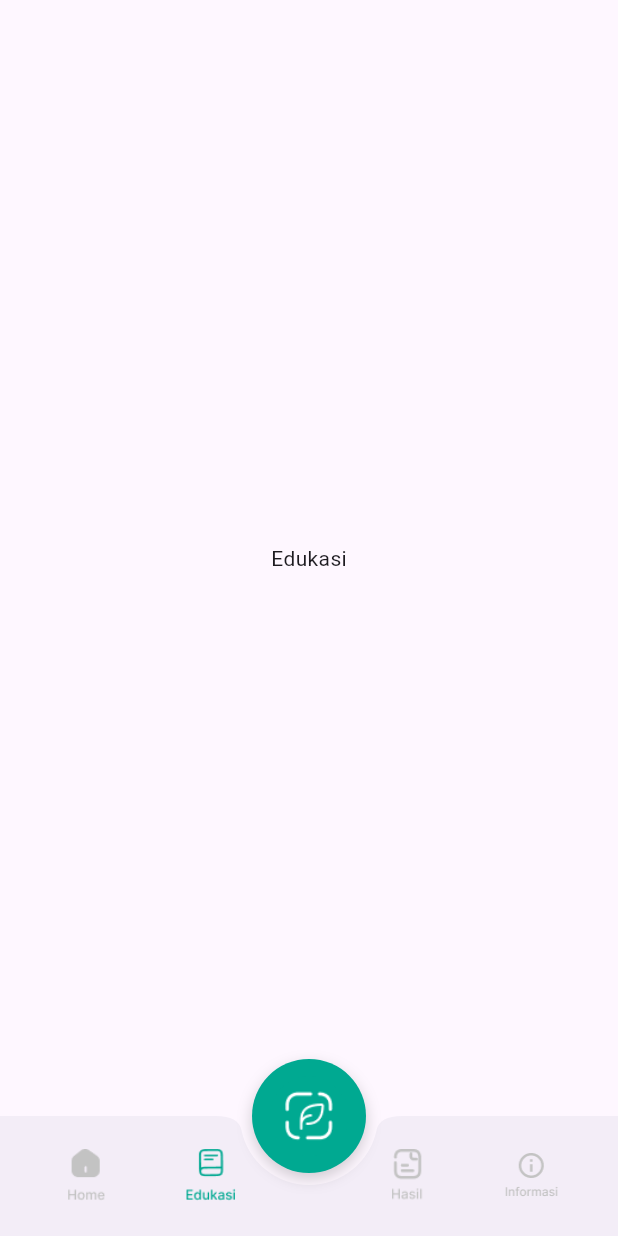
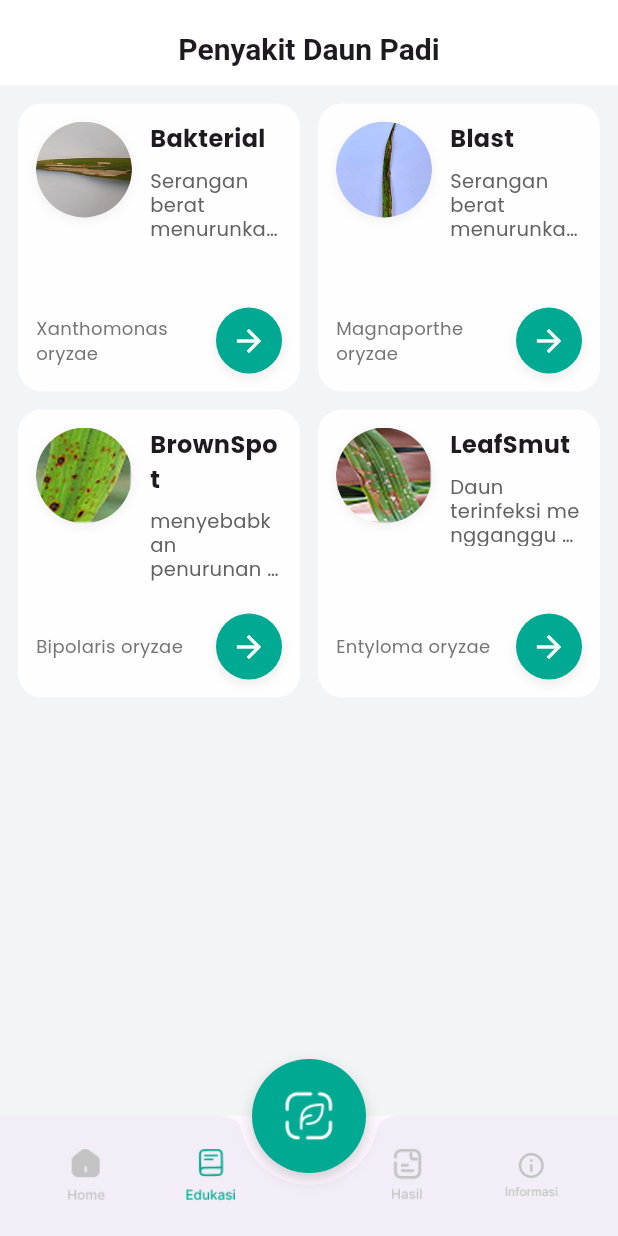
Before and after one commit to rakanatha2004/riceleafanalyzer, a Flutter app: the screen it shows after launch, item 2 of the bottom bar chosen, on a phone screen of 412 x 824 dp. Run offline on Flutter 3.47's test engine with Material 3 defaults, Android fonts, the phone set to English and light mode, and no system bars; our stand-ins replace google_fonts.

Commit message:
Baru: edukasi

```diff
--- /dev/null
+++ b/lib/pages/edukasi.dart
@@ -0,0 +1,257 @@
+import 'package:flutter/material.dart';
+import 'package:google_fonts/google_fonts.dart';
+
+class EdukasiPage extends StatefulWidget {
+  const EdukasiPage({Key? key}) : super(key: key);
+
+  @override
+  State<EdukasiPage> createState() => _EdukasiPageState();
+}
+
+class _EdukasiPageState extends State<EdukasiPage> {
+  final List<_DiseaseInfo> items = const [
+    _DiseaseInfo(
+      title: 'Bakterial',
+      description: 'Serangan berat menurunkan hasil panen signifikan.',
+      scientific: 'Xanthomonas oryzae',
+      image: 'assets/images/bakterial.png',
+    ),
+    _DiseaseInfo(
+      title: 'Blast',
+      description: 'Serangan berat menurunkan hasil panen hingga 50%.',
+      scientific: 'Magnaporthe oryzae',
+      image: 'assets/images/blast.png',
+    ),
+    _DiseaseInfo(
+      title: 'BrownSpot',
+      description: 'menyebabkan penurunan efisiensi penyerapan nutrisi.',
+      scientific: 'Bipolaris oryzae',
+      image: 'assets/images/brownspot.png',
+    ),
+    _DiseaseInfo(
+      title: 'LeafSmut',
+      description: 'Daun terinfeksi mengganggu proses fotosintesis.',
+      scientific: 'Entyloma oryzae',
+      image: 'assets/images/leafsmut.png',
+    ),
+  ];
+
+  @override
+  Widget build(BuildContext context) {
+    final bg = Colors.white;
+
+    return Scaffold(
+      backgroundColor: bg,
+      body: SafeArea(
+        child: Column(
+          children: [
+            const SizedBox(height: 20),
+            Center(
+              child: Text(
+                'Penyakit Daun Padi',
+                style: Theme.of(context).textTheme.titleLarge?.copyWith(
+                  fontWeight: FontWeight.bold,
+                  fontSize: 20,
+                ),
+              ),
+            ),
+            const SizedBox(height: 12),
+            // area behind cards (light grey) to match design
+            Expanded(
+              child: Container(
+                color: const Color(0xFFF2F4F6),
+                padding: const EdgeInsets.symmetric(
+                  horizontal: 12.0,
+                  vertical: 12.0,
+                ),
+                child: GridView.builder(
+                  gridDelegate: SliverGridDelegateWithFixedCrossAxisCount(
+                    crossAxisCount: 2,
+                    crossAxisSpacing: 12,
+                    mainAxisSpacing: 12,
+                    mainAxisExtent: 192.0,
+                    childAspectRatio: 172.0 / 192.0,
+                  ),
+                  itemCount: items.length,
+                  itemBuilder: (context, i) {
+                    final it = items[i];
+                    return _InfoCard(
+                      title: it.title,
+                      description: it.description,
+                      scientific: it.scientific,
+                      image: it.image,
+                      onPressed: () {
+                        // placeholder: show details
+                        showDialog(
+                          context: context,
+                          builder: (_) => AlertDialog(
+                            title: Text(
+                              it.title,
+                              style: GoogleFonts.poppins(
+                                fontWeight: FontWeight.w700,
+                              ),
+                            ),
+                            content: Text(
+                              it.description,
+                              style: GoogleFonts.poppins(),
+                            ),
+                          ),
+                        );
+                      },
+                    );
+                  },
+                ),
+              ),
+            ),
+          ],
+        ),
+      ),
+      // Bottom navigation and center scan are provided by the parent `HomePage`.
+    );
+  }
+}
+
+class _DiseaseInfo {
+  final String title;
+  final String description;
+  final String scientific;
+  final String image;
+
+  const _DiseaseInfo({
+    required this.title,
+    required this.description,
+    required this.scientific,
+    required this.image,
+  });
+}
+
+class _InfoCard extends StatelessWidget {
+  final String title;
+  final String description;
+  final String scientific;
+  final String image;
+  final VoidCallback onPressed;
+
+  const _InfoCard({
+    Key? key,
+    required this.title,
+    required this.description,
+    required this.scientific,
+    required this.image,
+    required this.onPressed,
+  }) : super(key: key);
+
+  @override
+  Widget build(BuildContext context) {
+    final cardColor = const Color.fromRGBO(255, 255, 255, 0.9);
+    final accent = const Color(0xFF00A991);
+
+    return SizedBox(
+      width: 172,
+      height: 192,
+      child: Container(
+        decoration: BoxDecoration(
+          color: cardColor,
+          borderRadius: BorderRadius.circular(16),
+        ),
+        padding: const EdgeInsets.all(12),
+        child: Column(
+          crossAxisAlignment: CrossAxisAlignment.start,
+          children: [
+            Row(
+              crossAxisAlignment: CrossAxisAlignment.start,
+              children: [
+                // circular image from assets
+                Container(
+                  width: 64,
+                  height: 64,
+                  decoration: BoxDecoration(
+                    shape: BoxShape.circle,
+                    boxShadow: [
+                      BoxShadow(
+                        color: Colors.black.withOpacity(0.06),
+                        blurRadius: 6,
+                        offset: const Offset(0, 2),
+                      ),
+                    ],
+                  ),
+                  child: ClipOval(
+                    child: Image.asset(
+                      image,
+                      fit: BoxFit.cover,
+                      errorBuilder: (ctx, err, st) => Container(
+                        color: Colors.grey.shade200,
+                        child: const Center(
+                          child: Icon(Icons.image, color: Colors.grey),
+                        ),
+                      ),
+                    ),
+                  ),
+                ),
+                const SizedBox(width: 12),
+                Expanded(
+                  child: Column(
+                    crossAxisAlignment: CrossAxisAlignment.start,
+                    children: [
+                      Text(
+                        title,
+                        style: GoogleFonts.poppins(
+                          fontWeight: FontWeight.w700,
+                          fontSize: 16,
+                        ),
+                      ),
+                      const SizedBox(height: 8),
+                      Text(
+                        description,
+                        style: GoogleFonts.poppins(
+                          fontSize: 13,
+                          height: 1.25,
+                          color: Colors.grey.shade700,
+                        ),
+                        maxLines: 3,
+                        overflow: TextOverflow.ellipsis,
+                      ),
+                    ],
+                  ),
+                ),
+              ],
+            ),
+            const Spacer(),
+            Row(
+              children: [
+                Expanded(
+                  child: Text(
+                    scientific,
+                    style: GoogleFonts.poppins(
+                      fontSize: 12,
+                      color: Colors.grey.shade600,
+                    ),
+                  ),
+                ),
+                GestureDetector(
+                  onTap: onPressed,
+                  child: Container(
+                    width: 44,
+                    height: 44,
+                    decoration: BoxDecoration(
+                      color: accent,
+                      shape: BoxShape.circle,
+                      boxShadow: [
+                        BoxShadow(
+                          color: Colors.black.withOpacity(0.08),
+                          blurRadius: 6,
+                          offset: const Offset(0, 3),
+                        ),
+                      ],
+                    ),
+                    child: const Icon(Icons.arrow_forward, color: Colors.white),
+                  ),
+                ),
+              ],
+            ),
+          ],
+        ),
+      ),
+    );
+  }
+}
--- a/lib/pages/home.dart
+++ b/lib/pages/home.dart
@@ -1,6 +1,7 @@
 import 'package:flutter/material.dart';
 import 'package:google_fonts/google_fonts.dart';
 import '../widget/bottom_navbar.dart';
+import 'edukasi.dart';
 
 class HomePage extends StatefulWidget {
   const HomePage({super.key});
@@ -21,7 +22,7 @@ class _HomePageState extends State<HomePage> {
     // Simple placeholder pages for each tab
     final pages = [
       _buildHome(context),
-      const Center(child: Text('Edukasi')),
+      const EdukasiPage(),
       const Center(child: Text('Scan')),
       const Center(child: Text('Hasil')),
       const Center(child: Text('Informasi')),
--- a/pubspec.yaml
+++ b/pubspec.yaml
@@ -81,6 +81,7 @@ flutter:
     - assets/icon/iconinformasi.png
     - assets/icon/icondeteksi.png
     - assets/icon/deteksiai.png
+    - assets/images/
 
   # To add assets to your application, add an assets section, like this:
   # assets:
```
Also changed, not shown: assets/images/bakterial.png (added), assets/images/blast.png (added), assets/images/brownspot.png (added), assets/images/leafsmut.png (added).
